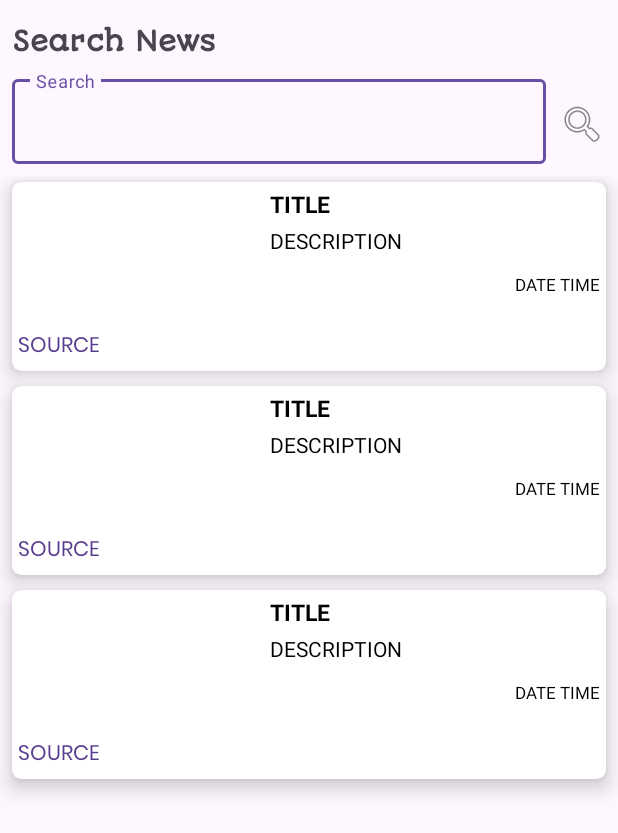
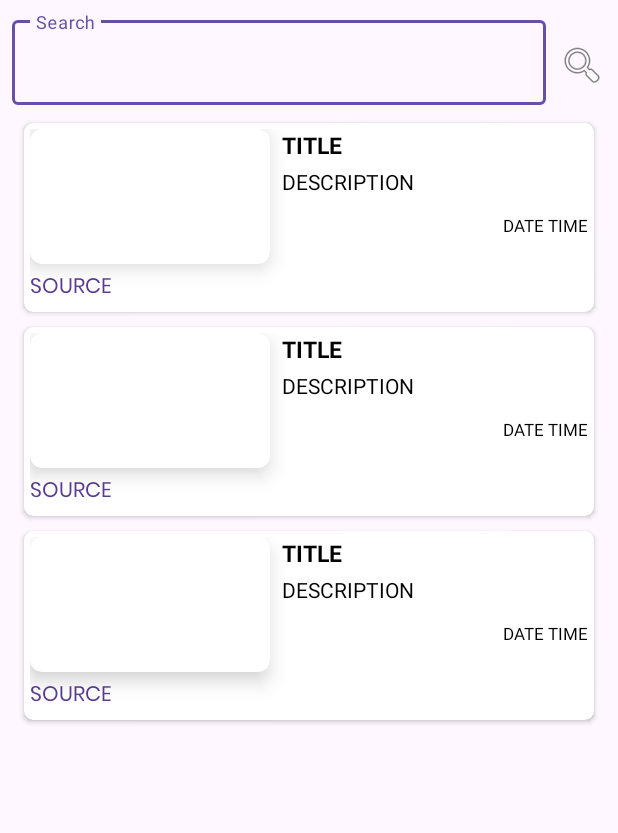
Before and after one commit to manikbora/MyNewsApp, an Android app: the layout fragment_search_news.xml on its own in the app's theme, with its tools: preview values and no code run, on a phone screen of 412 x 824 dp. Shown: the top 833 px of the screen. Run offline under Robolectric (Android 15) with nearby library versions, the phone set to English and light mode, and no system bars.

Commit message:
Minor UI changes

```diff
--- a/app/src/main/res/layout/fragment_article.xml
+++ b/app/src/main/res/layout/fragment_article.xml
@@ -15,15 +15,4 @@
         app:layout_constraintStart_toStartOf="parent"
         app:layout_constraintTop_toTopOf="parent" />
 
-    <com.google.android.material.floatingactionbutton.FloatingActionButton
-        android:id="@+id/fab_favorite"
-        android:layout_width="wrap_content"
-        android:layout_height="wrap_content"
-        android:layout_marginEnd="24dp"
-        android:layout_marginBottom="24dp"
-        android:src="@drawable/favorite"
-        app:fabSize="normal"
-        app:layout_constraintBottom_toBottomOf="parent"
-        app:layout_constraintEnd_toEndOf="parent" />
-
 </androidx.constraintlayout.widget.ConstraintLayout>
--- a/app/src/main/res/layout/fragment_search_news.xml
+++ b/app/src/main/res/layout/fragment_search_news.xml
@@ -5,19 +5,6 @@
     android:layout_width="match_parent"
     android:layout_height="match_parent"
     tools:context=".ui.fragments.SearchNewsFragment" >
-
-    <TextView
-        android:id="@+id/tv_search_news"
-        android:layout_width="wrap_content"
-        android:layout_height="wrap_content"
-        android:layout_marginStart="8dp"
-        android:layout_marginTop="16dp"
-        android:fontFamily="@font/autour_one"
-        android:text="Search News"
-        android:textSize="18sp"
-        android:textStyle="bold"
-        app:layout_constraintStart_toStartOf="parent"
-        app:layout_constraintTop_toTopOf="parent" />
 
     <com.google.android.material.textfield.TextInputLayout
         android:id="@+id/search_input_layout"
@@ -28,7 +15,7 @@
         android:layout_marginEnd="8dp"
         app:layout_constraintEnd_toStartOf="@+id/iv_search"
         app:layout_constraintStart_toStartOf="parent"
-        app:layout_constraintTop_toBottomOf="@+id/tv_search_news">
+        app:layout_constraintTop_toTopOf="parent">
 
         <com.google.android.material.textfield.TextInputEditText
             android:id="@+id/et_search"
--- a/app/src/main/res/layout/item_news.xml
+++ b/app/src/main/res/layout/item_news.xml
@@ -1,27 +1,34 @@
 <?xml version="1.0" encoding="utf-8"?>
-<androidx.cardview.widget.CardView
-    xmlns:android="http://schemas.android.com/apk/res/android"
+<androidx.cardview.widget.CardView xmlns:android="http://schemas.android.com/apk/res/android"
     xmlns:app="http://schemas.android.com/apk/res-auto"
+    xmlns:tools="http://schemas.android.com/tools"
     android:layout_width="match_parent"
     android:layout_height="wrap_content"
-    android:layout_marginHorizontal="8dp"
+    android:layout_marginHorizontal="16dp"
     android:layout_marginTop="4dp"
     android:layout_marginBottom="6dp"
     app:cardCornerRadius="6dp"
-    app:cardElevation="8dp"
     app:contentPadding="4dp">
 
     <androidx.constraintlayout.widget.ConstraintLayout
         android:layout_width="match_parent"
         android:layout_height="match_parent">
 
+        <androidx.cardview.widget.CardView
+            android:id="@+id/cv_image"
+            android:layout_width="160dp"
+            android:layout_height="90dp"
+            app:cardCornerRadius="8dp"
+            app:cardElevation="8dp"
+            app:layout_constraintStart_toStartOf="parent"
+            app:layout_constraintTop_toTopOf="parent">
+
             <ImageView
                 android:id="@+id/iv_article_image"
                 android:layout_width="160dp"
                 android:layout_height="90dp"
-        android:scaleType="centerCrop"
-        app:layout_constraintStart_toStartOf="parent"
-        app:layout_constraintTop_toTopOf="parent" />
+                android:scaleType="centerCrop" />
+        </androidx.cardview.widget.CardView>
 
         <TextView
             android:id="@+id/tv_source"
@@ -32,7 +39,7 @@
             android:text="SOURCE"
             android:textColor="@color/purple"
             app:layout_constraintStart_toStartOf="parent"
-        app:layout_constraintTop_toBottomOf="@+id/iv_article_image" />
+            app:layout_constraintTop_toBottomOf="@+id/cv_image" />
 
         <TextView
             android:id="@+id/tv_title"
@@ -45,8 +52,8 @@
             android:textColor="@color/black"
             android:textSize="15sp"
             android:textStyle="bold"
-        app:layout_constraintRight_toRightOf="parent"
-        app:layout_constraintLeft_toRightOf="@+id/iv_article_image"
+            app:layout_constraintEnd_toEndOf="parent"
+            app:layout_constraintStart_toEndOf="@id/cv_image"
             app:layout_constraintTop_toTopOf="parent" />
 
         <TextView
@@ -60,18 +67,18 @@
             android:text="DESCRIPTION"
             android:textColor="@color/black"
             app:layout_constraintEnd_toEndOf="parent"
-        app:layout_constraintStart_toEndOf="@+id/iv_article_image"
+            app:layout_constraintStart_toEndOf="@id/cv_image"
             app:layout_constraintTop_toBottomOf="@+id/tv_title" />
 
         <TextView
             android:id="@+id/tv_date_time"
             android:layout_width="wrap_content"
             android:layout_height="wrap_content"
+            android:layout_marginStart="8dp"
             android:layout_marginTop="12dp"
             android:text="DATE TIME"
+            android:textColor="@color/black"
             android:textSize="11sp"
-        android:layout_marginStart="8dp"
-        android:textColor="@color/black"
             app:layout_constraintEnd_toEndOf="parent"
             app:layout_constraintTop_toBottomOf="@+id/tv_description" />
 
```
Lines whose indentation alone changed are shown as unchanged.
